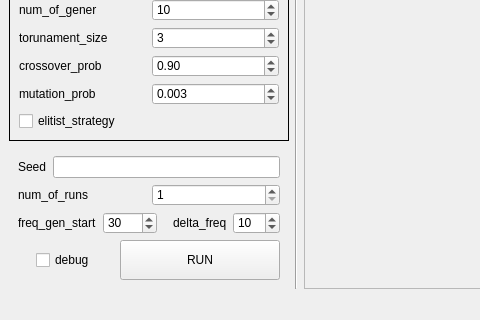
Qt form ain_code/ui/main_window.ui (fishija/prisoners-dilemma) before a commit; both pictures show x 0 to 480 and y 426 to 746 of the 967 by 746 pixel window.
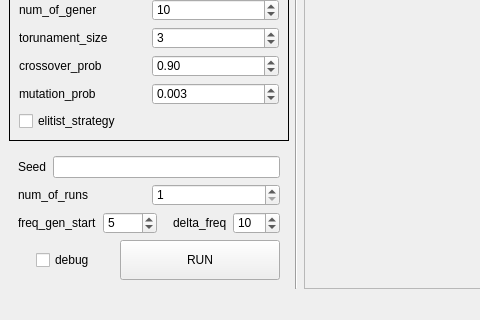
The same form after that commit.

What changed in the file:
```diff
--- a/ain_code/ui/main_window.ui
+++ b/ain_code/ui/main_window.ui
@@ -592,11 +592,14 @@
            </item>
            <item>
             <widget class="QSpinBox" name="freq_gen_start_spinBox">
+             <property name="minimum">
+              <number>1</number>
+             </property>
              <property name="maximum">
               <number>1000</number>
              </property>
              <property name="value">
-              <number>30</number>
+              <number>5</number>
              </property>
             </widget>
            </item>
```
